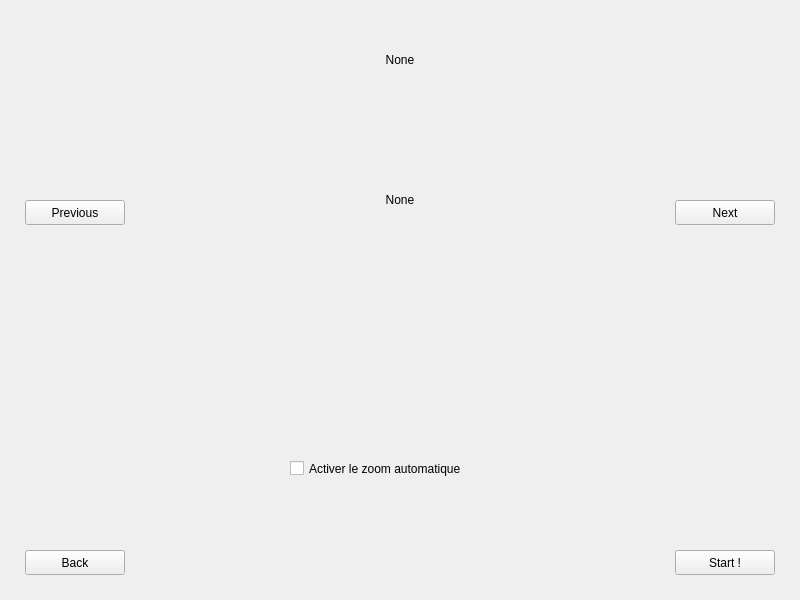
Above: choosewidget.ui from DreamTeamHelha/SirtoliRacing before the change. Below: the same form after it.
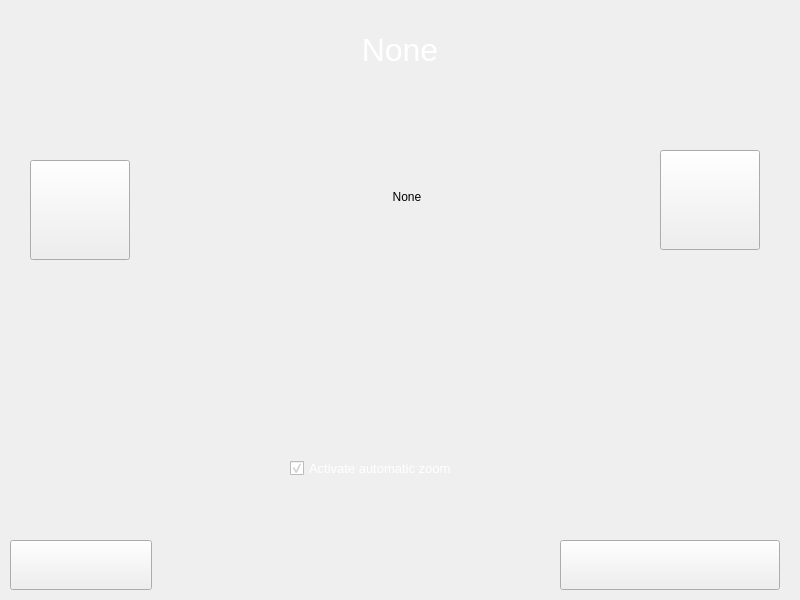
That is the form after the change.

What changed in the file:
```diff
--- a/choosewidget.ui
+++ b/choosewidget.ui
@@ -16,36 +16,36 @@
   <widget class="QPushButton" name="previousButton">
    <property name="geometry">
     <rect>
-     <x>25</x>
-     <y>200</y>
+     <x>30</x>
+     <y>160</y>
      <width>100</width>
-     <height>25</height>
+     <height>100</height>
     </rect>
    </property>
    <property name="text">
-    <string>Previous</string>
+    <string/>
    </property>
   </widget>
   <widget class="QPushButton" name="nextButton">
    <property name="geometry">
     <rect>
-     <x>675</x>
-     <y>200</y>
+     <x>660</x>
+     <y>150</y>
      <width>100</width>
-     <height>25</height>
+     <height>100</height>
     </rect>
    </property>
    <property name="text">
-    <string>Next</string>
+    <string/>
    </property>
   </widget>
   <widget class="QLabel" name="trackPicture">
    <property name="geometry">
     <rect>
-     <x>200</x>
-     <y>100</y>
-     <width>400</width>
-     <height>200</height>
+     <x>343</x>
+     <y>133</y>
+     <width>128</width>
+     <height>128</height>
     </rect>
    </property>
    <property name="text">
@@ -58,25 +58,34 @@
   <widget class="QPushButton" name="startButton">
    <property name="geometry">
     <rect>
-     <x>675</x>
-     <y>550</y>
-     <width>100</width>
-     <height>25</height>
+     <x>560</x>
+     <y>540</y>
+     <width>220</width>
+     <height>50</height>
     </rect>
    </property>
    <property name="text">
-    <string>Start !</string>
+    <string/>
    </property>
   </widget>
   <widget class="QLabel" name="trackName">
    <property name="geometry">
     <rect>
      <x>200</x>
-     <y>50</y>
+     <y>29</y>
      <width>400</width>
-     <height>20</height>
+     <height>41</height>
     </rect>
    </property>
+   <property name="font">
+    <font>
+     <family>Leelawadee UI</family>
+     <pointsize>24</pointsize>
+    </font>
+   </property>
+   <property name="styleSheet">
+    <string notr="true">color:white;</string>
+   </property>
    <property name="text">
     <string>None</string>
    </property>
@@ -87,14 +96,14 @@
   <widget class="QPushButton" name="backButton">
    <property name="geometry">
     <rect>
-     <x>25</x>
-     <y>550</y>
-     <width>100</width>
-     <height>25</height>
+     <x>10</x>
+     <y>540</y>
+     <width>142</width>
+     <height>50</height>
     </rect>
    </property>
    <property name="text">
-    <string>Back</string>
+    <string/>
    </property>
   </widget>
   <widget class="QCheckBox" name="cb_dynamicZoom">
@@ -106,10 +115,43 @@
      <height>17</height>
     </rect>
    </property>
+   <property name="font">
+    <font>
+     <family>Leelawadee UI</family>
+     <pointsize>10</pointsize>
+    </font>
+   </property>
+   <property name="styleSheet">
+    <string notr="true">color:white;</string>
+   </property>
    <property name="text">
-    <string>Activer le zoom automatique</string>
+    <string>Activate automatic zoom</string>
    </property>
+   <property name="checked">
+    <bool>true</bool>
+   </property>
   </widget>
+  <widget class="QLabel" name="label">
+   <property name="geometry">
+    <rect>
+     <x>340</x>
+     <y>130</y>
+     <width>135</width>
+     <height>135</height>
+    </rect>
+   </property>
+   <property name="text">
+    <string/>
+   </property>
+  </widget>
+  <zorder>label</zorder>
+  <zorder>previousButton</zorder>
+  <zorder>nextButton</zorder>
+  <zorder>trackPicture</zorder>
+  <zorder>startButton</zorder>
+  <zorder>trackName</zorder>
+  <zorder>backButton</zorder>
+  <zorder>cb_dynamicZoom</zorder>
  </widget>
  <resources/>
  <connections/>
```
